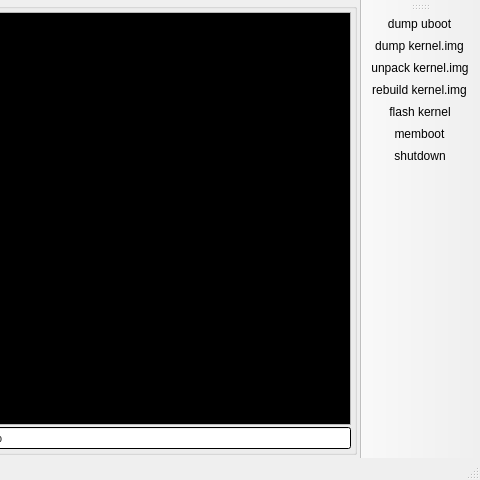
Old version of the form hakchi-gui/src/mainwindow.ui in the repository madmonkey1907/hakchi; both pictures show x 380 to 860 and y 0 to 480 of the 860 by 480 pixel window.
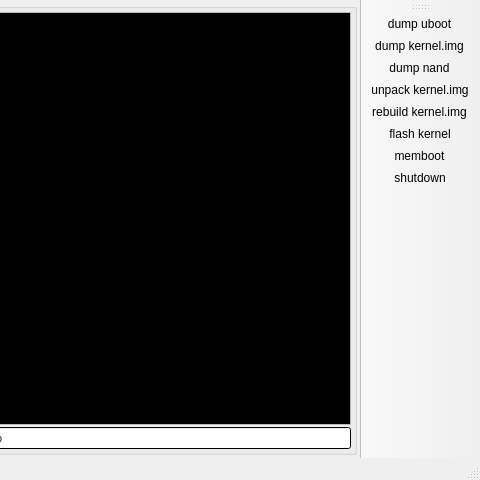
New version of the form.

Commit message: full nand dump added

Diff of the .ui file:
```diff
--- a/hakchi-gui/src/mainwindow.ui
+++ b/hakchi-gui/src/mainwindow.ui
@@ -216,6 +216,7 @@
    </attribute>
    <addaction name="actionDump_uboot"/>
    <addaction name="actionDump_kernel_img"/>
+   <addaction name="actionDump_nand"/>
    <addaction name="actionUnpack_kernel_img"/>
    <addaction name="actionRebuild_kernel_img"/>
    <addaction name="actionFlash_kernel"/>
@@ -258,6 +259,11 @@
     <string>shutdown</string>
    </property>
   </action>
+  <action name="actionDump_nand">
+   <property name="text">
+    <string>dump nand</string>
+   </property>
+  </action>
  </widget>
  <layoutdefault spacing="6" margin="11"/>
  <resources/>
```
The commit also changes 7 other files.
